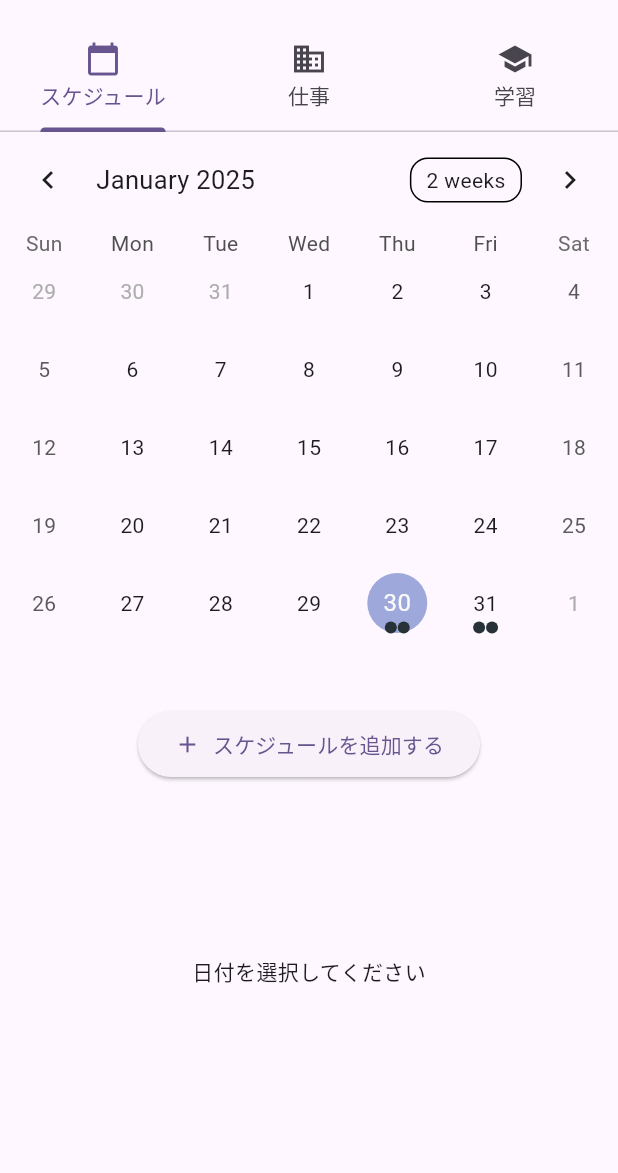
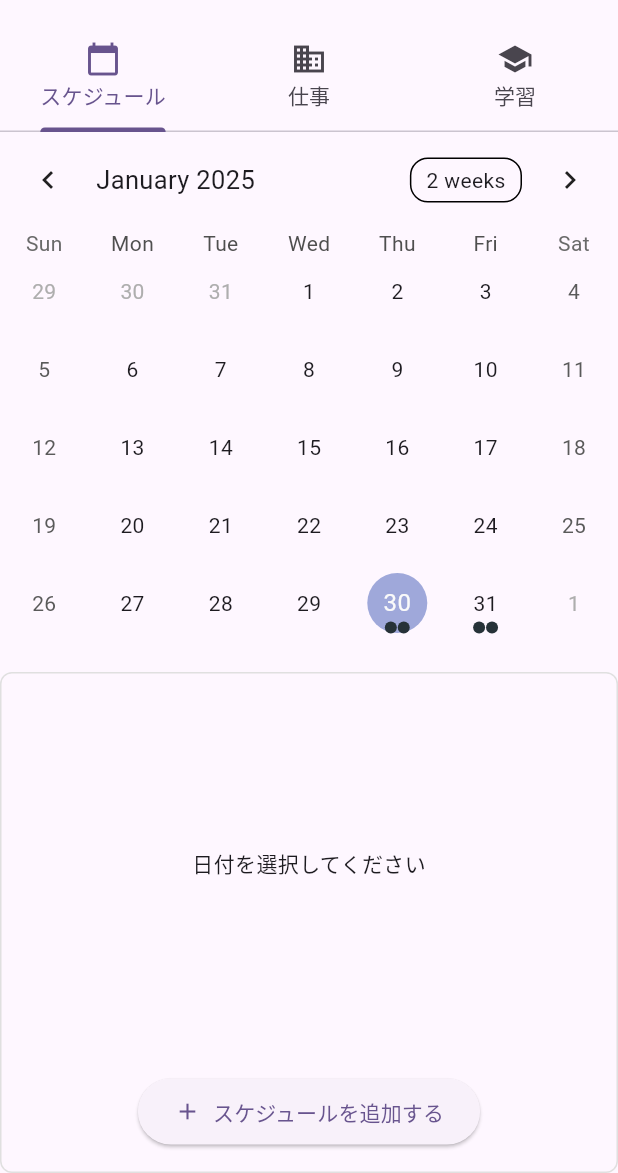
Before and after one commit to XEBSYSTEM/pocketbookforfreelance, a Flutter app: the screen it shows after launch, on a phone screen of 412 x 824 dp, the part 63-1236 px from its top. Run offline on Flutter 3.47's test engine with Material 3 defaults, Android fonts, the light colour scheme and no system bars; drawn by our look-alikes of table_calendar.

Commit message:
fix: スケジュール画面のレイアウト修正
- レイアウト構造を修正し、Expandedの使用位置を調整
- ListViewのshrinkWrapプロパティを追加してサイズ制御を改善
- テキスト表示エリアのボーダーとパディングを調整
- スケジュール追加ボタンの位置を下部に固定

```diff
--- a/lib/main.dart
+++ b/lib/main.dart
@@ -86,7 +86,7 @@ class _ScheduleTabState extends State<ScheduleTab> {
 
   Widget _buildAddScheduleButton() {
     return Padding(
-      padding: const EdgeInsets.symmetric(vertical: 8.0),
+      padding: const EdgeInsets.symmetric(vertical: 16.0),
       child: ElevatedButton.icon(
         onPressed: _addSchedule,
         icon: const Icon(Icons.add),
@@ -95,6 +95,34 @@ class _ScheduleTabState extends State<ScheduleTab> {
           padding: const EdgeInsets.symmetric(horizontal: 24, vertical: 12),
         ),
       ),
+    );
+  }
+
+  Widget _buildEventsList() {
+    if (_selectedDay == null) {
+      return const Center(child: Text('日付を選択してください'));
+    }
+
+    final events = _getEventsForDay(_selectedDay!);
+    if (events.isEmpty) {
+      return const Center(child: Text('予定はありません'));
+    }
+
+    return ListView.builder(
+      shrinkWrap: true,
+      itemCount: events.length,
+      itemBuilder: (context, index) {
+        final event = events[index];
+        return Card(
+          margin: const EdgeInsets.symmetric(vertical: 4, horizontal: 8),
+          child: ListTile(
+            title: Text(
+              '${event['time']}　${event['title']}',
+              style: const TextStyle(fontSize: 16),
+            ),
+          ),
+        );
+      },
     );
   }
 
@@ -130,43 +158,15 @@ class _ScheduleTabState extends State<ScheduleTab> {
         const SizedBox(height: 20),
         Expanded(
           child: Container(
-            padding: const EdgeInsets.all(16),
-            child: _selectedDay == null
-                ? Column(
-                    children: [
-                      _buildAddScheduleButton(),
-                      const Expanded(
-                        child: Center(child: Text('日付を選択してください')),
+            padding: const EdgeInsets.symmetric(horizontal: 16),
+            decoration: BoxDecoration(
+              border: Border.all(color: Colors.grey.shade300),
+              borderRadius: BorderRadius.circular(8),
             ),
-                    ],
-                  )
-                : _getEventsForDay(_selectedDay!).isEmpty
-                    ? Column(
-                        children: [
-                          _buildAddScheduleButton(),
-                          const Expanded(
-                            child: Center(child: Text('予定はありません')),
-                          ),
-                        ],
-                      )
-                    : Column(
+            child: Column(
               children: [
                 Expanded(
-                            child: ListView.builder(
-                              itemCount: _getEventsForDay(_selectedDay!).length,
-                              itemBuilder: (context, index) {
-                                final event =
-                                    _getEventsForDay(_selectedDay!)[index];
-                                return Card(
-                                  child: ListTile(
-                                    title: Text(
-                                      '${event['time']}　${event['title']}',
-                                      style: const TextStyle(fontSize: 16),
-                                    ),
-                                  ),
-                                );
-                              },
-                            ),
+                  child: _buildEventsList(),
                 ),
                 _buildAddScheduleButton(),
               ],
```
Lines whose indentation alone changed are shown as unchanged.
